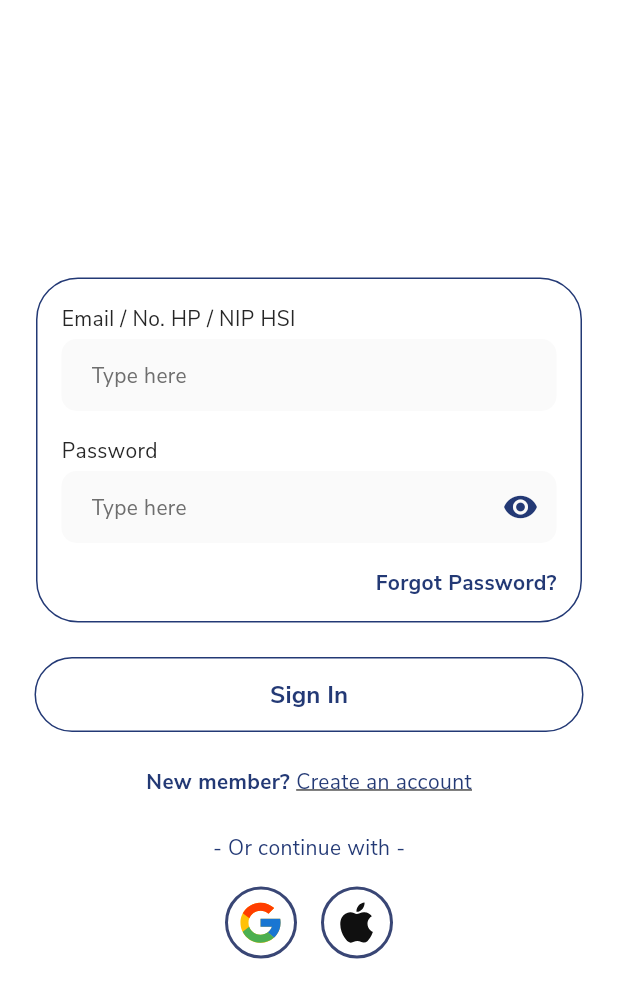
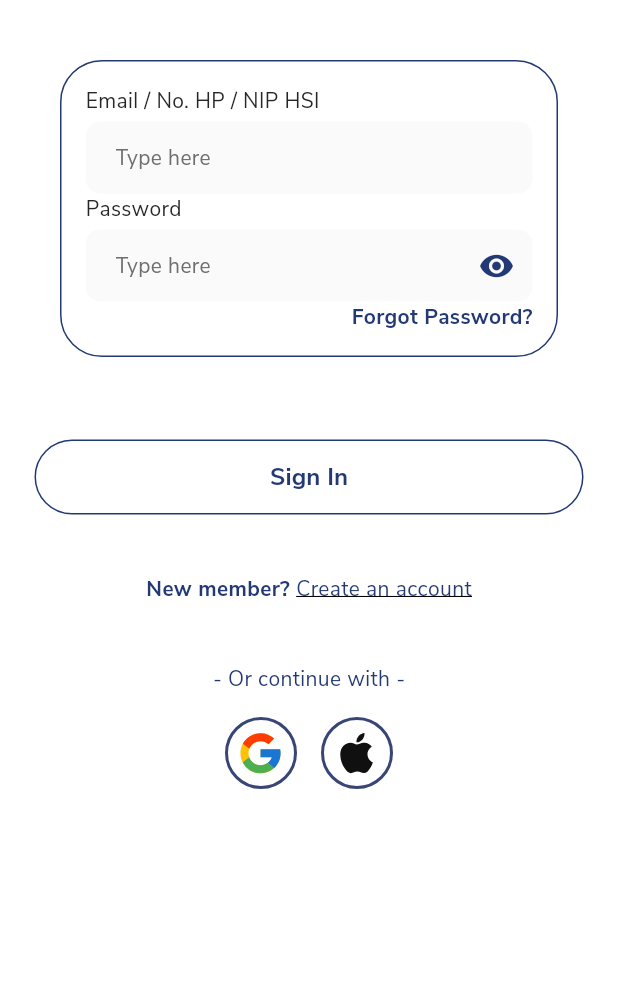
Before and after one commit to ramadhannn19/pernikhsi-flutter-personal, a Flutter app: the screen it shows after launch, on a phone screen of 412 x 824 dp. Shown: the top 998 px of the screen. Run offline on Flutter 3.47's test engine with Material 3 defaults, Android fonts, the phone set to English and light mode, and no system bars; our stand-ins replace bloc_concurrency, dartz, dio, equatable, flutter_bloc, flutter_svg and 3 more; accounts and stored records are empty.

```diff
--- /dev/null
+++ b/lib/features/auth/presentation/blocs/signin/blocs/signin_blocs.dart
@@ -0,0 +1,17 @@
+//Bloc : otak yang ngatur event → state:
+
+import 'package:flutter_bloc/flutter_bloc.dart';
+import 'package:pernikhsi/features/auth/presentation/blocs/signin/blocs/signin_event.dart';
+import 'package:pernikhsi/features/auth/presentation/blocs/signin/blocs/signin_state.dart';
+
+class SignInBloc extends Bloc<SignInEvent, SignInState> {
+  SignInBloc() : super(SignInState()) {
+    on<EmailChanged>((event, emit) {
+      emit(state.copyWith(email: event.email));
+    });
+
+    on<PasswordChanged>((event, emit) {
+      emit(state.copyWith(password: event.password));
+    });
+  }
+}
--- /dev/null
+++ b/lib/features/auth/presentation/blocs/signin/blocs/signin_event.dart
@@ -0,0 +1,15 @@
+// Event : apa yang terjadi di UI
+
+abstract class SignInEvent {}
+
+class EmailChanged extends SignInEvent {
+  final String email;
+  EmailChanged(this.email);
+}
+
+class PasswordChanged extends SignInEvent {
+  final String password;
+  PasswordChanged(this.password);
+}
+
+class SignInSubmitted extends SignInEvent {}
--- /dev/null
+++ b/lib/features/auth/presentation/blocs/signin/blocs/signin_state.dart
@@ -0,0 +1,41 @@
+// State : apa yang terjadi sekarang di UI / Form
+
+class SignInState {
+  final String email;
+  final String password;
+  final String? emailError;
+  final String? passwordError;
+  final bool isLoading;
+  final bool isSuccess;
+  final String? errorMessage;
+
+  SignInState({
+    this.email = '',
+    this.password = '',
+    this.emailError,
+    this.passwordError,
+    this.isLoading = false,
+    this.isSuccess = false,
+    this.errorMessage,
+  });
+
+  SignInState copyWith({
+    String? email,
+    String? password,
+    String? emailError,
+    String? passwordError,
+    bool? isLoading,
+    bool? isSuccess,
+    String? errorMessage,
+  }) {
+    return SignInState(
+      email: email ?? this.email,
+      password: password ?? this.password,
+      emailError: emailError,
+      passwordError: passwordError,
+      isLoading: isLoading ?? this.isLoading,
+      isSuccess: isSuccess ?? this.isSuccess,
+      errorMessage: errorMessage,
+    );
+  }
+}
--- a/lib/features/auth/presentation/pages/signin/page.dart
+++ b/lib/features/auth/presentation/pages/signin/page.dart
@@ -1,7 +1,11 @@
 import 'package:flutter/material.dart';
+import 'package:flutter_bloc/flutter_bloc.dart';
 import 'package:flutter_svg/flutter_svg.dart';
 import 'package:pernikhsi/core/core.dart';
 import 'package:pernikhsi/features/auth/auth.dart' show RegisterPage;
+import 'package:pernikhsi/features/auth/presentation/blocs/signin/blocs/signin_blocs.dart';
+import 'package:pernikhsi/features/auth/presentation/blocs/signin/blocs/signin_event.dart';
+import 'package:pernikhsi/features/auth/presentation/blocs/signin/blocs/signin_state.dart';
 
 part 'sections/button_register_section.dart';
 part 'sections/button_section.dart';
@@ -16,32 +20,37 @@ class SignInPage extends StatelessWidget {
   @override
   Widget build(BuildContext context) {
     final formKey = GlobalKey<FormState>();
-    return Scaffold(
-      body: Padding(
+
+    return BlocProvider(
+      create: (_) => SignInBloc(),
+      child: Scaffold(
+        resizeToAvoidBottomInset: true,
+        body: SafeArea(
+          child: Padding(
             padding: const EdgeInsets.symmetric(horizontal: 24),
-        child: Form(
-          key: formKey,
-          child: Column(
-            mainAxisSize: MainAxisSize.max,
-            crossAxisAlignment: CrossAxisAlignment.center,
-            mainAxisAlignment: MainAxisAlignment.center,
+            child: ListView(
+              // ListView otomatis scrollable, nggak perlu SingleChildScrollView + ConstrainedBox
+              shrinkWrap: true,
+              physics: const ClampingScrollPhysics(),
               children: [
-              // Box Sign In
-              _FormSection(key: key),
-              // Button Sign In
+                const SizedBox(height: 24),
+                _FormSection(key: UniqueKey()),
+                const SizedBox(height: 16),
                 _ButtonSection(
-                key: key,
+                  key: UniqueKey(),
                   onSignIn: () {
                     if (formKey.currentState!.validate()) {
                       formKey.currentState!.save();
                     }
                   },
                 ),
-              // Button Sign Up
-              _ButtonRegisterSection(key: key),
-              // Button SSO
-              _SsoSection(key: key),
+                const SizedBox(height: 16),
+                _ButtonRegisterSection(key: UniqueKey()),
+                const SizedBox(height: 16),
+                _SsoSection(key: UniqueKey()),
+                const SizedBox(height: 24),
               ],
+            ),
           ),
         ),
       ),
--- a/lib/features/auth/presentation/pages/signin/sections/form_section.dart
+++ b/lib/features/auth/presentation/pages/signin/sections/form_section.dart
@@ -12,35 +12,48 @@ class _FormSectionState extends State<_FormSection> {
 
   @override
   Widget build(BuildContext context) {
-    return Column(
+    return BlocBuilder<SignInBloc, SignInState>(
+      builder: (context, state) {
+        return SingleChildScrollView(
+          child: Padding(
+            padding: const EdgeInsets.all(16.0),
+            child: Column(
               children: [
                 Container(
                   decoration: BoxDecoration(
                     color: Colors.white,
                     borderRadius: BorderRadius.circular(28),
-            border: Border.all(color: context.theme.colorScheme.primary),
+                    border: Border.all(
+                      color: context.theme.colorScheme.primary,
+                    ),
                   ),
                   padding: EdgeInsets.all(16),
                   child: Column(
-            spacing: 16,
                     children: [
+                      //EMAIL
                       RegularInput(
                         label: 'Email / No. HP / NIP HSI',
                         hintText: "Type here",
-                validator: (validator) {
-                  if (validator!.isEmpty) {
-                    return 'Email / No. HP / NIP HSI is required';
-                  }
-                  return null;
+                        onChange: (value) {
+                          context.read<SignInBloc>().add(EmailChanged(value));
                         },
                       ),
+
+                      //PASSWORD
                       RegularInput(
                         label: 'Password',
                         hintText: "Type here",
                         obscureText: _obscureText,
+                        onChange: (value) {
+                          context.read<SignInBloc>().add(
+                            PasswordChanged(value),
+                          );
+                        },
                         suffix: IconButton(
                           icon: Icon(
-                    _obscureText ? Icons.remove_red_eye : Icons.visibility_off,
+                            _obscureText
+                                ? Icons.remove_red_eye
+                                : Icons.visibility_off,
                           ),
                           onPressed: () {
                             setState(() {
@@ -49,12 +62,6 @@ class _FormSectionState extends State<_FormSection> {
                           },
                           color: context.theme.colorScheme.primary,
                         ),
-                validator: (validator) {
-                  if (validator!.isEmpty) {
-                    return 'Password is required';
-                  }
-                  return null;
-                },
                       ),
                       Row(
                         mainAxisAlignment: MainAxisAlignment.end,
@@ -72,6 +79,10 @@ class _FormSectionState extends State<_FormSection> {
                   ),
                 ),
               ],
+            ),
+          ),
+        );
+      },
     );
   }
 }
```
Also changed, not shown: lib/features/auth/presentation/blocs/signin/validators/email_validator.dart (added), lib/features/auth/presentation/blocs/signin/validators/password_validator.dart (added). Lines whose indentation alone changed are shown as unchanged.
